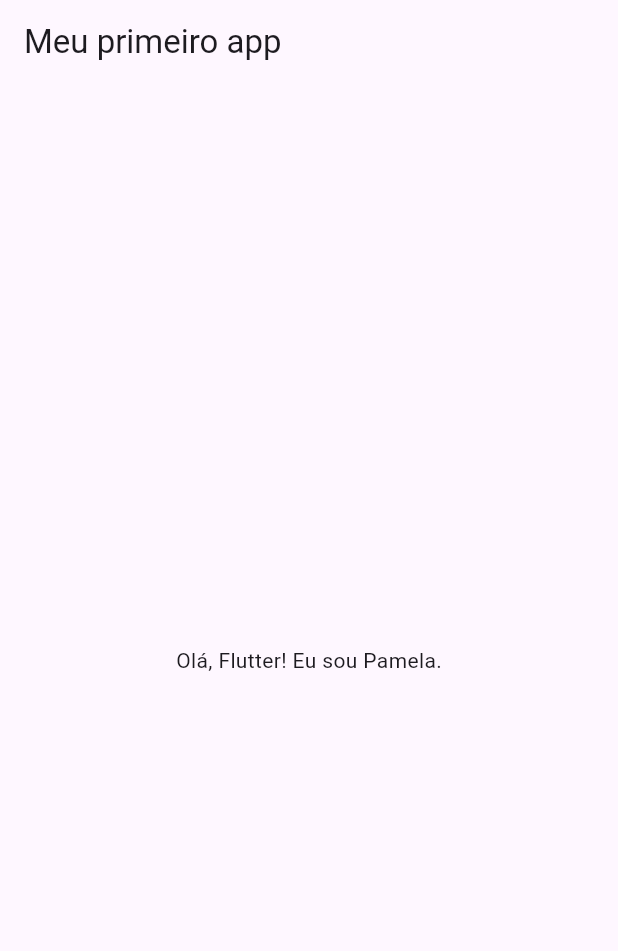
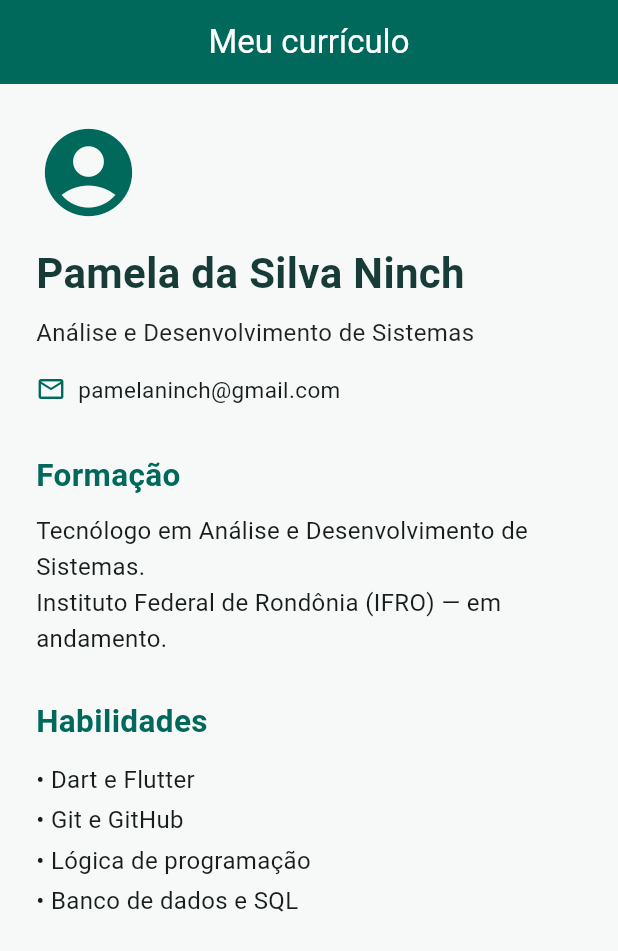
Before and after one commit to pamelanin1/MEU-APP, a Flutter app: the screen it shows after launch, on a phone screen of 412 x 824 dp. Shown: the top 951 px of the screen. Run offline on Flutter 3.47's test engine with Material 3 defaults, Android fonts, the phone set to English and light mode, and no system bars.

Commit message:
Atualizando aplicativo

```diff
--- a/lib/main.dart
+++ b/lib/main.dart
@@ -1,4 +1,3 @@
-
 import 'package:flutter/material.dart';
 
 void main() {
@@ -11,12 +10,117 @@ class MeuApp extends StatelessWidget {
   @override
   Widget build(BuildContext context) {
     return MaterialApp(
+      debugShowCheckedModeBanner: false,
+      title: 'Meu currículo',
+      theme: ThemeData(
+        colorScheme: ColorScheme.fromSeed(
+          seedColor: Colors.teal,
+        ),
+        scaffoldBackgroundColor: const Color(0xFFF7F9F9),
+        useMaterial3: true,
+      ),
       home: Scaffold(
         appBar: AppBar(
-          title: const Text('Meu primeiro app'),
+          title: const Text('Meu currículo'),
+          centerTitle: true,
+          backgroundColor: const Color(0xFF00695C),
+          foregroundColor: Colors.white,
         ),
-        body: const Center(
-          child: Text('Olá, Flutter! Eu sou Pamela.'),
+        body: SingleChildScrollView(
+          child: Padding(
+            padding: const EdgeInsets.all(24),
+            child: Column(
+              crossAxisAlignment: CrossAxisAlignment.start,
+              children: [
+                const Icon(
+                  Icons.account_circle,
+                  size: 70,
+                  color: Color(0xFF00695C),
+                ),
+                const SizedBox(height: 12),
+
+                const Text(
+                  'Pamela da Silva Ninch',
+                  style: TextStyle(
+                    fontSize: 28,
+                    fontWeight: FontWeight.bold,
+                    color: Color(0xFF173B36),
+                  ),
+                ),
+                const SizedBox(height: 8),
+
+                const Text(
+                  'Análise e Desenvolvimento de Sistemas',
+                  style: TextStyle(
+                    fontSize: 16,
+                    color: Colors.black87,
+                  ),
+                ),
+                const SizedBox(height: 16),
+
+                const Row(
+                  children: [
+                    Icon(
+                      Icons.email_outlined,
+                      size: 20,
+                      color: Color(0xFF00695C),
+                    ),
+                    SizedBox(width: 8),
+                    Expanded(
+                      child: Text(
+                        'pamelaninch@gmail.com',
+                        style: TextStyle(fontSize: 15),
+                      ),
+                    ),
+                  ],
+                ),
+
+                const SizedBox(height: 32),
+
+                const Text(
+                  'Formação',
+                  style: TextStyle(
+                    fontSize: 21,
+                    fontWeight: FontWeight.bold,
+                    color: Color(0xFF00695C),
+                  ),
+                ),
+                const SizedBox(height: 10),
+
+                const Text(
+                  'Tecnólogo em Análise e Desenvolvimento de Sistemas.\n'
+                  'Instituto Federal de Rondônia (IFRO) — em andamento.',
+                  style: TextStyle(
+                    fontSize: 16,
+                    height: 1.5,
+                  ),
+                ),
+
+                const SizedBox(height: 28),
+
+                const Text(
+                  'Habilidades',
+                  style: TextStyle(
+                    fontSize: 21,
+                    fontWeight: FontWeight.bold,
+                    color: Color(0xFF00695C),
+                  ),
+                ),
+                const SizedBox(height: 10),
+
+                const Text(
+                  '• Dart e Flutter\n'
+                  '• Git e GitHub\n'
+                  '• Lógica de programação\n'
+                  '• Banco de dados e SQL',
+                  style: TextStyle(
+                    fontSize: 16,
+                    height: 1.7,
+                  ),
+                ),
+              ],
+            ),
+          ),
         ),
       ),
     );
```
